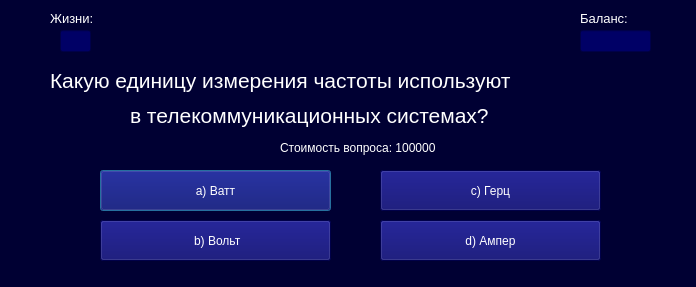
DelZeiT/How_to_become_a_millionaire, file ui_ui_files/question_window_ui.ui: the form before one commit.
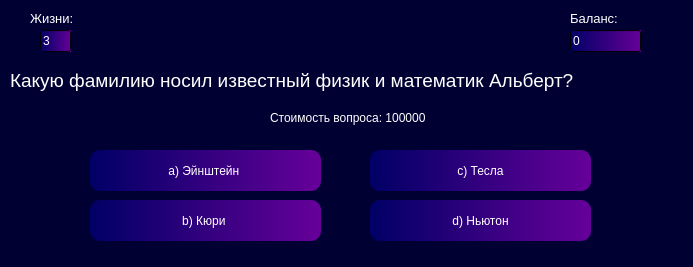
The form after the commit.

The edit to the form file:
```diff
--- a/ui_ui_files/question_window_ui.ui
+++ b/ui_ui_files/question_window_ui.ui
@@ -6,20 +6,20 @@
    <rect>
     <x>0</x>
     <y>0</y>
-    <width>696</width>
-    <height>287</height>
+    <width>693</width>
+    <height>267</height>
    </rect>
   </property>
   <property name="minimumSize">
    <size>
-    <width>696</width>
-    <height>287</height>
+    <width>693</width>
+    <height>267</height>
    </size>
   </property>
   <property name="maximumSize">
    <size>
-    <width>696</width>
-    <height>287</height>
+    <width>693</width>
+    <height>267</height>
    </size>
   </property>
   <property name="windowTitle">
@@ -28,10 +28,31 @@
   <property name="styleSheet">
    <string notr="true">background-color: #000033;</string>
   </property>
+  <widget class="QLabel" name="label">
+   <property name="geometry">
+    <rect>
+     <x>10</x>
+     <y>60</y>
+     <width>681</width>
+     <height>41</height>
+    </rect>
+   </property>
+   <property name="font">
+    <font>
+     <pointsize>14</pointsize>
+    </font>
+   </property>
+   <property name="styleSheet">
+    <string notr="true">color: white</string>
+   </property>
+   <property name="text">
+    <string>Какую фамилию носил известный физик и математик Альберт? </string>
+   </property>
+  </widget>
   <widget class="QLabel" name="label_2">
    <property name="geometry">
     <rect>
-     <x>50</x>
+     <x>30</x>
      <y>10</y>
      <width>61</width>
      <height>16</height>
@@ -49,185 +70,143 @@
     <string>Жизни:</string>
    </property>
   </widget>
-  <widget class="QLineEdit" name="lineEdit">
-   <property name="enabled">
-    <bool>false</bool>
-   </property>
-   <property name="geometry">
-    <rect>
-     <x>60</x>
-     <y>30</y>
-     <width>31</width>
-     <height>22</height>
-    </rect>
-   </property>
-   <property name="styleSheet">
-    <string notr="true">background-color: #000066; color: white</string>
-   </property>
-   <property name="text">
-    <string/>
-   </property>
-  </widget>
-  <widget class="QLabel" name="label_5">
-   <property name="geometry">
-    <rect>
-     <x>580</x>
-     <y>10</y>
-     <width>71</width>
-     <height>16</height>
-    </rect>
-   </property>
-   <property name="font">
-    <font>
-     <pointsize>10</pointsize>
-    </font>
-   </property>
-   <property name="styleSheet">
-    <string notr="true">color: white</string>
-   </property>
-   <property name="text">
-    <string>Баланс:</string>
-   </property>
-  </widget>
-  <widget class="QLineEdit" name="lineEdit_2">
-   <property name="enabled">
-    <bool>false</bool>
-   </property>
-   <property name="geometry">
-    <rect>
-     <x>580</x>
-     <y>30</y>
-     <width>71</width>
-     <height>22</height>
-    </rect>
-   </property>
-   <property name="styleSheet">
-    <string notr="true">background-color: #000066; color: white</string>
-   </property>
-   <property name="text">
-    <string/>
-   </property>
-  </widget>
-  <widget class="QLabel" name="label">
-   <property name="geometry">
-    <rect>
-     <x>50</x>
-     <y>60</y>
-     <width>601</width>
-     <height>41</height>
-    </rect>
-   </property>
-   <property name="font">
-    <font>
-     <pointsize>16</pointsize>
-    </font>
-   </property>
-   <property name="styleSheet">
-    <string notr="true">color: white</string>
-   </property>
-   <property name="text">
-    <string>Какую единицу измерения частоты используют</string>
-   </property>
-  </widget>
   <widget class="QLabel" name="label_3">
    <property name="geometry">
     <rect>
-     <x>130</x>
-     <y>100</y>
-     <width>451</width>
-     <height>31</height>
+     <x>570</x>
+     <y>10</y>
+     <width>71</width>
+     <height>16</height>
     </rect>
    </property>
    <property name="font">
     <font>
-     <pointsize>16</pointsize>
+     <pointsize>10</pointsize>
     </font>
    </property>
    <property name="styleSheet">
     <string notr="true">color: white</string>
    </property>
    <property name="text">
-    <string>в телекоммуникационных системах? </string>
-   </property>
-  </widget>
-  <widget class="QLabel" name="label_4">
-   <property name="geometry">
-    <rect>
-     <x>280</x>
-     <y>140</y>
-     <width>171</width>
-     <height>16</height>
-    </rect>
-   </property>
-   <property name="styleSheet">
-    <string notr="true">color: white</string>
-   </property>
-   <property name="text">
-    <string>Стоимость вопроса: 100000</string>
+    <string>Баланс:</string>
    </property>
   </widget>
   <widget class="QPushButton" name="pushButton">
    <property name="geometry">
     <rect>
-     <x>100</x>
-     <y>170</y>
+     <x>90</x>
+     <y>150</y>
      <width>231</width>
      <height>41</height>
     </rect>
    </property>
    <property name="styleSheet">
-    <string notr="true">background-color: #000066; color: white</string>
+    <string notr="true">background-color: qlineargradient(x1:1, y1:0, x2:0, y2:0, stop:0 #660099, stop:1 #000066); color: white; border-radius: 10px</string>
    </property>
    <property name="text">
-    <string>a) Ватт</string>
+    <string>a) Эйнштейн </string>
    </property>
   </widget>
   <widget class="QPushButton" name="pushButton_2">
    <property name="geometry">
     <rect>
-     <x>100</x>
-     <y>220</y>
+     <x>90</x>
+     <y>200</y>
      <width>231</width>
      <height>41</height>
     </rect>
    </property>
    <property name="styleSheet">
-    <string notr="true">background-color: #000066; color: white</string>
+    <string notr="true">background-color: qlineargradient(x1:1, y1:0, x2:0, y2:0, stop:0 #660099, stop:1 #000066); color: white; border-radius: 10px</string>
    </property>
    <property name="text">
-    <string> b) Вольт</string>
+    <string>b) Кюри </string>
    </property>
   </widget>
   <widget class="QPushButton" name="pushButton_3">
    <property name="geometry">
     <rect>
-     <x>380</x>
-     <y>170</y>
+     <x>370</x>
+     <y>200</y>
      <width>221</width>
      <height>41</height>
     </rect>
    </property>
    <property name="styleSheet">
-    <string notr="true">background-color: #000066; color: white</string>
+    <string notr="true">background-color: qlineargradient(x1:1, y1:0, x2:0, y2:0, stop:0 #660099, stop:1 #000066); color: white; border-radius: 10px</string>
    </property>
    <property name="text">
-    <string>c) Герц</string>
+    <string>d) Ньютон</string>
    </property>
   </widget>
   <widget class="QPushButton" name="pushButton_4">
    <property name="geometry">
     <rect>
-     <x>380</x>
-     <y>220</y>
+     <x>370</x>
+     <y>150</y>
      <width>221</width>
      <height>41</height>
     </rect>
    </property>
    <property name="styleSheet">
-    <string notr="true">background-color: #000066; color: white</string>
+    <string notr="true">background-color: qlineargradient(x1:1, y1:0, x2:0, y2:0, stop:0 #660099, stop:1 #000066); color: white; border-radius: 10px</string>
    </property>
    <property name="text">
-    <string>d) Ампер</string>
+    <string> c) Тесла </string>
+   </property>
+  </widget>
+  <widget class="QLabel" name="label_4">
+   <property name="geometry">
+    <rect>
+     <x>270</x>
+     <y>110</y>
+     <width>171</width>
+     <height>16</height>
+    </rect>
+   </property>
+   <property name="styleSheet">
+    <string notr="true">color: white</string>
+   </property>
+   <property name="text">
+    <string>Стоимость вопроса: 100000</string>
+   </property>
+  </widget>
+  <widget class="QLineEdit" name="lineEdit">
+   <property name="enabled">
+    <bool>false</bool>
+   </property>
+   <property name="geometry">
+    <rect>
+     <x>40</x>
+     <y>30</y>
+     <width>31</width>
+     <height>22</height>
+    </rect>
+   </property>
+   <property name="styleSheet">
+    <string notr="true">background-color: qlineargradient(x1:1, y1:0, x2:0, y2:0, stop:0 #660099, stop:1 #000066); color: white</string>
+   </property>
+   <property name="text">
+    <string>3</string>
+   </property>
+  </widget>
+  <widget class="QLineEdit" name="lineEdit_2">
+   <property name="enabled">
+    <bool>false</bool>
+   </property>
+   <property name="geometry">
+    <rect>
+     <x>570</x>
+     <y>30</y>
+     <width>71</width>
+     <height>22</height>
+    </rect>
+   </property>
+   <property name="styleSheet">
+    <string notr="true">background-color: qlineargradient(x1:1, y1:0, x2:0, y2:0, stop:0 #660099, stop:1 #000066); color: white</string>
+   </property>
+   <property name="text">
+    <string>0</string>
    </property>
   </widget>
  </widget>
```
Left out of the diff: 2 changed lines with no effect on the pictures.
